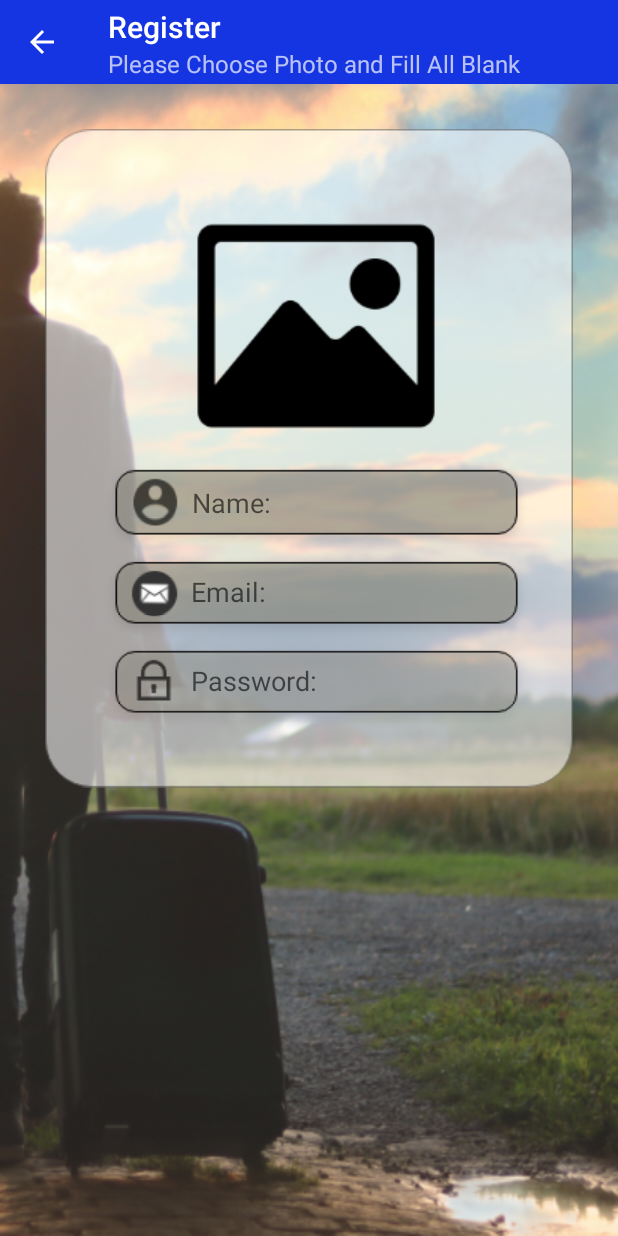
After one commit to Nanthavath/LaosTech, an Android app: the fragment RegisterFrament placed in its activity, on a phone screen of 412 x 824 dp. The commit adds this screen. Run offline under Robolectric (Android 15) with nearby library versions, the phone set to English and light mode, and no system bars.

Commit message:
Toolbar Succeed

```diff
--- a/app/build.gradle
+++ b/app/build.gradle
@@ -16,10 +16,11 @@ android {
             proguardFiles getDefaultProguardFile('proguard-android.txt'), 'proguard-rules.pro'
         }
     }
+    buildToolsVersion '28.0.1'
 }
 
 dependencies {
-    implementation fileTree(dir: 'libs', include: ['*.jar'])
+    implementation fileTree(include: ['*.jar'], dir: 'libs')
     implementation 'com.android.support:appcompat-v7:28.0.0-beta01'
     implementation 'com.android.support.constraint:constraint-layout:1.1.2'
     testImplementation 'junit:junit:4.12'
--- a/app/src/main/java/com/example/nanthavath/laostech/fragment/MainFragment.java
+++ b/app/src/main/java/com/example/nanthavath/laostech/fragment/MainFragment.java
@@ -7,15 +7,38 @@ import android.support.v4.app.Fragment;
 import android.view.LayoutInflater;
 import android.view.View;
 import android.view.ViewGroup;
+import android.widget.TextView;
 
 import com.example.nanthavath.laostech.R;
 
 public class MainFragment extends Fragment  {
+
+
+    @Override
+    public void onActivityCreated(@Nullable Bundle savedInstanceState) {
+        super.onActivityCreated(savedInstanceState);
+
+//        Register Controller
+        TextView textView = getView().findViewById(R.id.txtRegister);
+        textView.setOnClickListener(new View.OnClickListener() {
+            @Override
+            public void onClick(View view) {
+//                Replace Fragment
+                getActivity().getSupportFragmentManager().beginTransaction()
+                        .replace(R.id.contentMainFragment, new RegisterFrament())
+                        .addToBackStack(null).commit();
+
+            }
+        });
+
+    }   // Method Main
 
     @Nullable
     @Override
     public View onCreateView(@NonNull LayoutInflater inflater, @Nullable ViewGroup container, @Nullable Bundle savedInstanceState) {
         View view=inflater.inflate(R.layout.fragment_main,container,false);
         return view;
+
+
     }
 }
--- /dev/null
+++ b/app/src/main/java/com/example/nanthavath/laostech/fragment/RegisterFrament.java
@@ -0,0 +1,47 @@
+package com.example.nanthavath.laostech.fragment;
+
+import android.os.Bundle;
+import android.support.annotation.NonNull;
+import android.support.annotation.Nullable;
+import android.support.v4.app.Fragment;
+import android.support.v7.widget.Toolbar;
+import android.view.LayoutInflater;
+import android.view.View;
+import android.view.ViewGroup;
+
+
+import com.example.nanthavath.laostech.MainActivity;
+import com.example.nanthavath.laostech.R;
+
+public class RegisterFrament extends Fragment {
+
+    @Override
+    public void onActivityCreated(@Nullable Bundle savedInstanceState) {
+        super.onActivityCreated(savedInstanceState);
+
+//        Create toolbar
+
+
+        Toolbar toolbar = getView().findViewById(R.id.toolbarRegister);
+        ((MainActivity) getActivity()).setSupportActionBar(toolbar);
+        ((MainActivity) getActivity()).getSupportActionBar().setTitle("Register");
+        ((MainActivity) getActivity()).getSupportActionBar().setSubtitle("Please Choose Photo and Fill All Blank");
+        ((MainActivity) getActivity()).getSupportActionBar().setHomeButtonEnabled(true);
+        ((MainActivity) getActivity()).getSupportActionBar().setDisplayHomeAsUpEnabled(true);
+        toolbar.setNavigationOnClickListener(new View.OnClickListener() {
+            @Override
+            public void onClick(View view) {
+                getActivity().getSupportFragmentManager().popBackStack();
+            }
+        });
+
+    }   //Main Class
+
+    @Nullable
+    @Override
+    public View onCreateView(@NonNull LayoutInflater inflater, @Nullable ViewGroup container, @Nullable Bundle savedInstanceState) {
+        View view=inflater.inflate(R.layout.fragment_register,container,false);
+        return view;
+    }
+
+}
--- a/app/src/main/res/layout/fragment_main.xml
+++ b/app/src/main/res/layout/fragment_main.xml
@@ -1,10 +1,10 @@
 <?xml version="1.0" encoding="utf-8"?>
 <RelativeLayout xmlns:android="http://schemas.android.com/apk/res/android"
     android:layout_width="match_parent"
-    android:layout_height="match_parent"
-    android:paddingTop="20dp">
+    android:layout_height="match_parent">
 
     <LinearLayout
+        android:layout_margin="@dimen/margin"
         android:layout_width="match_parent"
         android:layout_height="wrap_content"
         android:background="@drawable/bg_login"
@@ -39,6 +39,12 @@
 
         <!--Register-->
         <TextView
+            android:id="@+id/txtRegister"
+            android:clickable="true"
+            android:layout_marginTop="10dp"
+            android:textStyle="bold"
+            android:textSize="@dimen/h2"
+            android:textColor="@color/colorAccent"
             android:layout_width="wrap_content"
             android:layout_height="wrap_content"
             android:layout_gravity="center_horizontal"
--- /dev/null
+++ b/app/src/main/res/layout/fragment_register.xml
@@ -0,0 +1,61 @@
+<?xml version="1.0" encoding="utf-8"?>
+<LinearLayout xmlns:android="http://schemas.android.com/apk/res/android"
+    android:layout_width="match_parent"
+    android:layout_height="match_parent"
+    android:orientation="vertical">
+
+    <!--Toolbar-->
+    <android.support.v7.widget.Toolbar
+        android:id="@+id/toolbarRegister"
+        android:layout_width="match_parent"
+        android:layout_height="?attr/actionBarSize"
+        android:background="@color/colorPrimary"
+        android:theme="@style/ThemeOverlay.AppCompat.Dark.ActionBar" />
+
+
+    <!--Content-->
+    <ScrollView
+        android:layout_width="match_parent"
+        android:layout_height="match_parent">
+
+        <LinearLayout
+            android:layout_width="match_parent"
+            android:layout_height="wrap_content"
+            android:layout_margin="@dimen/margin"
+            android:background="@drawable/bg_clear"
+            android:orientation="vertical">
+
+            <!--Photo-->
+            <ImageView
+
+                android:layout_width="wrap_content"
+                android:layout_height="wrap_content"
+                android:layout_gravity="center_horizontal"
+                android:src="@drawable/photo" />
+            <!--Name-->
+            <EditText
+                android:layout_width="match_parent"
+                android:layout_height="wrap_content"
+                android:background="@drawable/textfield_name"
+                android:hint="Name:" />
+            <!--User-->
+            <EditText
+                android:layout_width="match_parent"
+                android:layout_height="wrap_content"
+                android:background="@drawable/textfield_email"
+                android:hint="Email:" />
+            <!--Password-->
+            <EditText
+                android:layout_width="match_parent"
+                android:layout_height="wrap_content"
+                android:background="@drawable/textfield_password"
+                android:hint="Password:" />
+
+
+        </LinearLayout>
+
+    </ScrollView>
+
+
+
+</LinearLayout>
--- /dev/null
+++ b/app/src/main/res/values/dimens.xml
@@ -0,0 +1,5 @@
+<?xml version="1.0" encoding="utf-8"?>
+<resources>
+    <dimen name="margin">30dp</dimen>
+    <dimen name="h2">18sp</dimen>
+</resources>
```
Also changed, not shown: app/src/main/res/drawable-mdpi/bg_clear.9.png (added), app/src/main/res/drawable-mdpi/bg_login.9.png, app/src/main/res/drawable-mdpi/photo.png (added), app/src/main/res/drawable-mdpi/textfield_name.9.png (added).
